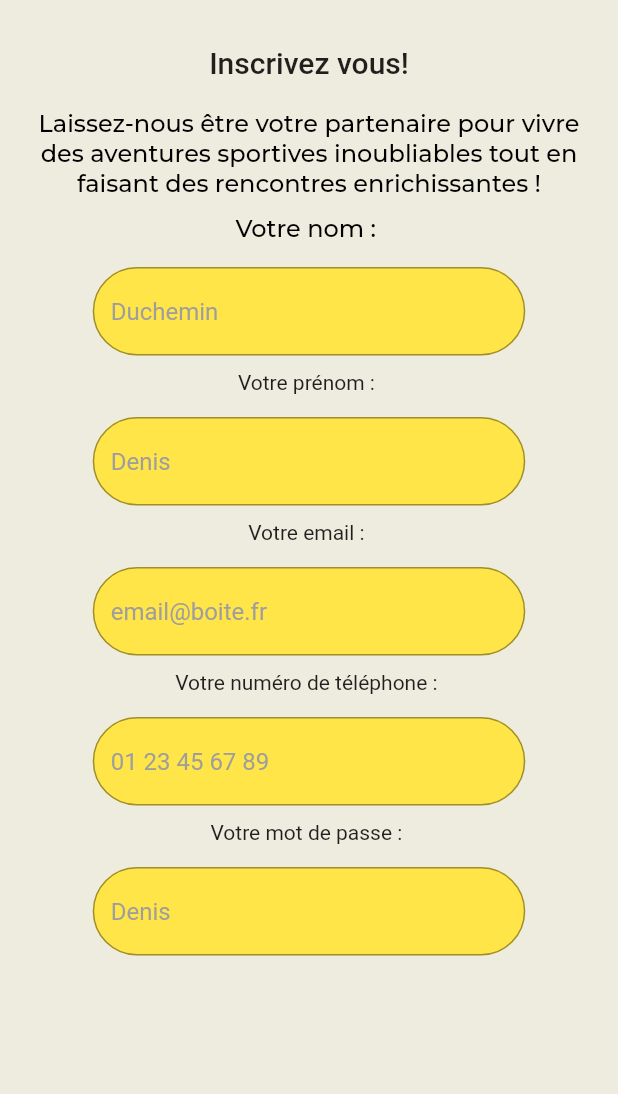
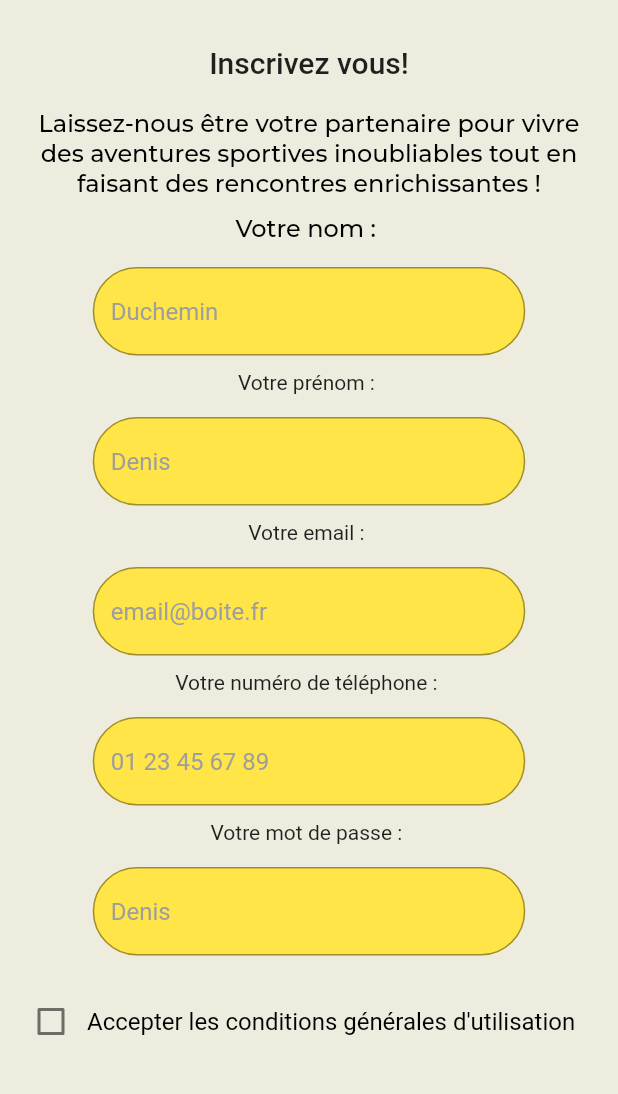
Before and after one commit to HardstyIe/RenconSport_Flutter_Front, a Flutter app: the screen it shows after launch, on a phone screen of 412 x 824 dp, the part 84-1178 px from its top. Run offline on Flutter 3.47's test engine with Material 2 defaults, Android fonts, the phone set to English and light mode, and no system bars; our stand-ins replace google_fonts.

```diff
--- a/lib/widgets/homepage/homepage.dart
+++ b/lib/widgets/homepage/homepage.dart
@@ -10,6 +10,7 @@ class HomePage extends StatefulWidget {
 
 class _HomePageState extends State<HomePage> {
   final _formKey = GlobalKey<FormState>();
+  bool isChecked = false; // Ajoutez une variable pour gérer l'état du Checkbox
 
   @override
   Widget build(BuildContext context) {
@@ -30,7 +31,7 @@ class _HomePageState extends State<HomePage> {
             height: 20,
           ),
           Padding(
-            padding: EdgeInsets.symmetric(horizontal: 16.0), // Espacement des côtés
+            padding: EdgeInsets.symmetric(horizontal: 16.0),
             child: Center(
               widthFactor: MediaQuery.of(context).size.width,
               child: Text(
@@ -43,7 +44,8 @@ class _HomePageState extends State<HomePage> {
           SizedBox(
             height: 10,
           ),
-          Text("Votre nom : ",
+          Text(
+            "Votre nom : ",
             style: Theme.of(context).textTheme.bodyLarge,
           ),
           SizedBox(
@@ -63,7 +65,7 @@ class _HomePageState extends State<HomePage> {
                   child: TextFormField(
                     validator: (value) {
                       if (value == null || value.isEmpty) {
-                          return "Veuillez remplir le champs";
+                        return "Veuillez remplir le champ";
                       }
                       return null;
                     },
@@ -87,7 +89,6 @@ class _HomePageState extends State<HomePage> {
           ),
           Text("Votre prénom : "),
           SizedBox(height: 15),
-
           Form(
             child: Column(
               crossAxisAlignment: CrossAxisAlignment.start,
@@ -101,7 +102,7 @@ class _HomePageState extends State<HomePage> {
                   child: TextFormField(
                     validator: (value) {
                       if (value == null || value.isEmpty) {
-                        return "Veuillez remplir le champs";
+                        return "Veuillez remplir le champ";
                       }
                       return null;
                     },
@@ -138,7 +139,7 @@ class _HomePageState extends State<HomePage> {
                   child: TextFormField(
                     validator: (value) {
                       if (value == null || value.isEmpty) {
-                        return "Veuillez remplir le champs";
+                        return "Veuillez remplir le champ";
                       }
                       return null;
                     },
@@ -175,7 +176,7 @@ class _HomePageState extends State<HomePage> {
                   child: TextFormField(
                     validator: (value) {
                       if (value == null || value.isEmpty) {
-                        return "Veuillez remplir le champs";
+                        return "Veuillez remplir le champ";
                       }
                       return null;
                     },
@@ -212,7 +213,7 @@ class _HomePageState extends State<HomePage> {
                   child: TextFormField(
                     validator: (value) {
                       if (value == null || value.isEmpty) {
-                        return "Veuillez remplir le champs";
+                        return "Veuillez remplir le champ";
                       }
                       return null;
                     },
@@ -231,6 +232,31 @@ class _HomePageState extends State<HomePage> {
               ],
             ),
           ),
+          SizedBox(
+            height: 10,
+          ),
+          Padding(
+            padding: const EdgeInsets.all(10.0),
+            child: Row(
+              children: [
+                Checkbox(
+                  value: isChecked,
+                  onChanged: (bool? value) {
+                    setState(() {
+                      isChecked = value!;
+                    });
+                  },
+                ),
+                Text(
+                  'Accepter les conditions générales d\'utilisation',
+                  style: TextStyle(
+                    fontSize: 16.0,
+                    color: Colors.black,
+                  ),
+                ),
+              ],
+            ),
+          ),
         ],
       ),
     );
```
Lines whose indentation alone changed are shown as unchanged.
